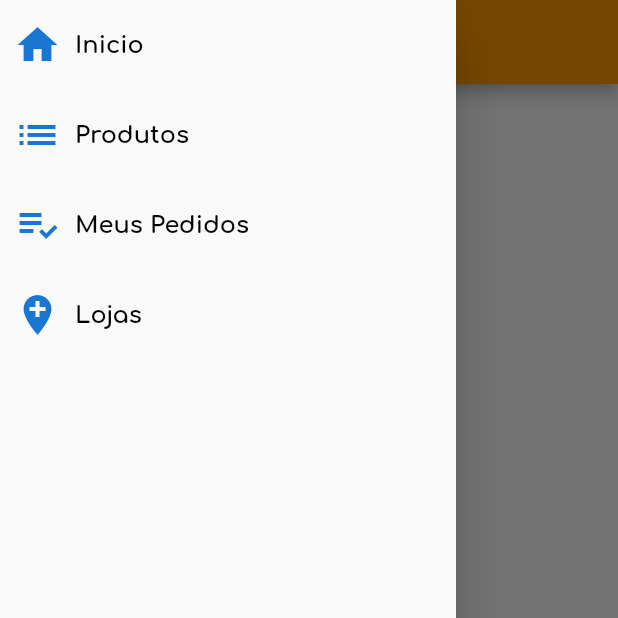
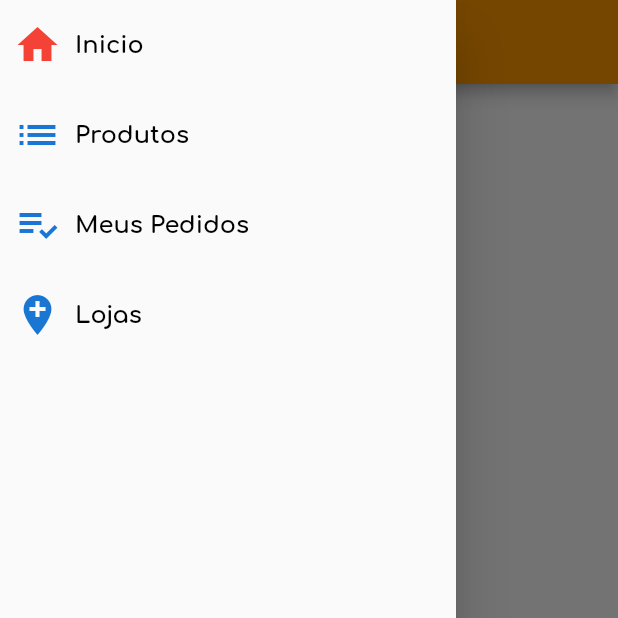
Before and after one commit to Tauan10/lojaflutter2021, a Flutter app: the screen it shows after launch, with the side drawer open, on a phone screen of 412 x 824 dp, the top half of it. Run offline on Flutter 3.47's test engine with Material 2 defaults, Android fonts, the phone set to English and light mode, and no system bars.

Commit message:
Troca de pagina nivel 2

```diff
--- a/lib/common/custom_drawer/drawer_tile.dart
+++ b/lib/common/custom_drawer/drawer_tile.dart
@@ -10,6 +10,8 @@ class DrawerTile extends StatelessWidget {
   final int page;
   @override
   Widget build(BuildContext context) {
+    final int curPage = context.watch<PageManeger>().page;
+
     return InkWell(
       onTap: () {
         context.read()<PageManeger>().setPage(page);
@@ -23,7 +25,7 @@ class DrawerTile extends StatelessWidget {
               child: Icon(
                 iconData,
                 size: 32,
-                color: Colors.blue[700],
+                color: curPage == page ? Colors.red : Colors.blue[700],
               ),
             ),
             Text(
```
